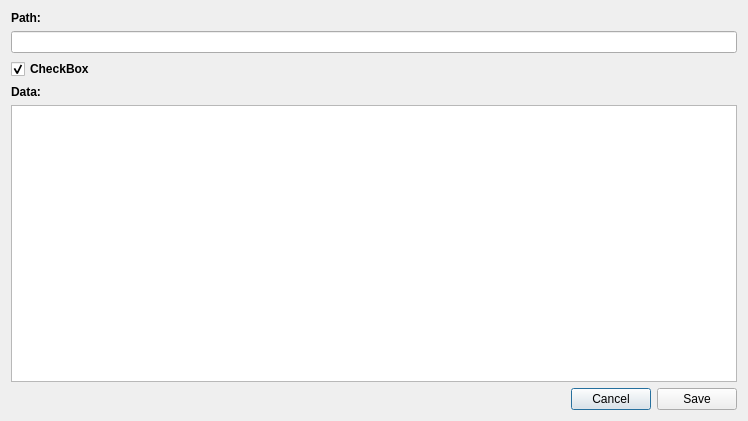
Above: ZKClientGUI/EditValueDialog.ui from hanyizhao/ZKClientGUI before the change. Below: the same form after it.
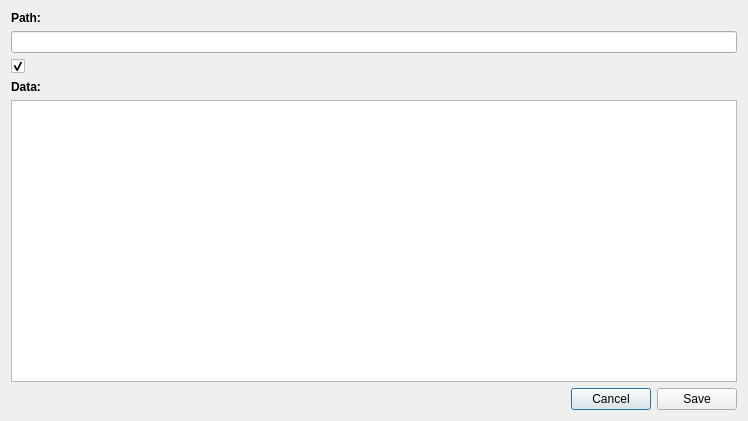
That is the form after the change.

Diff of the .ui file:
```diff
--- a/ZKClientGUI/EditValueDialog.ui
+++ b/ZKClientGUI/EditValueDialog.ui
@@ -43,7 +43,7 @@
       </font>
      </property>
      <property name="text">
-      <string>CheckBox</string>
+      <string/>
      </property>
      <property name="checked">
       <bool>true</bool>
```
